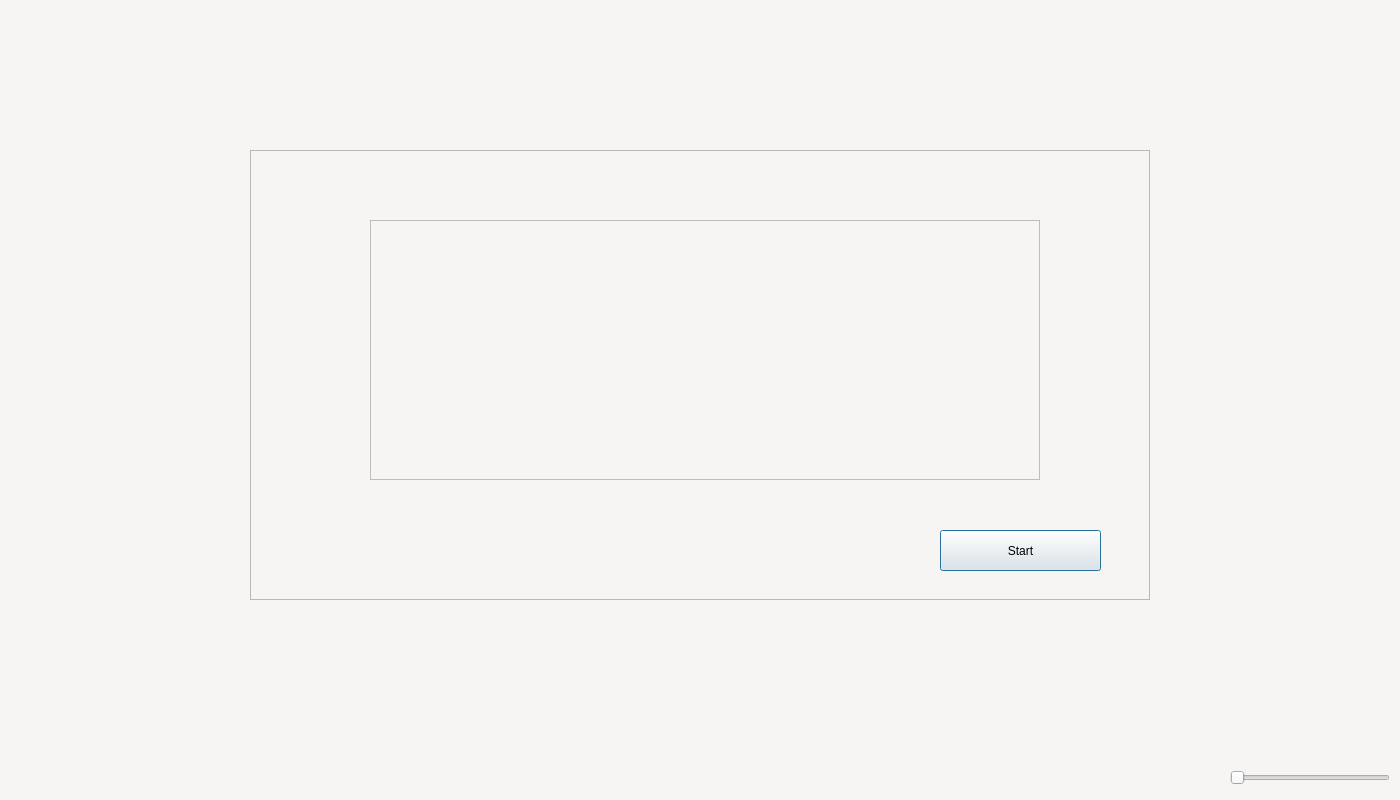
Left4DeadTaller1/Left4Dead, file client/menuQT/create.ui: the form before one commit.
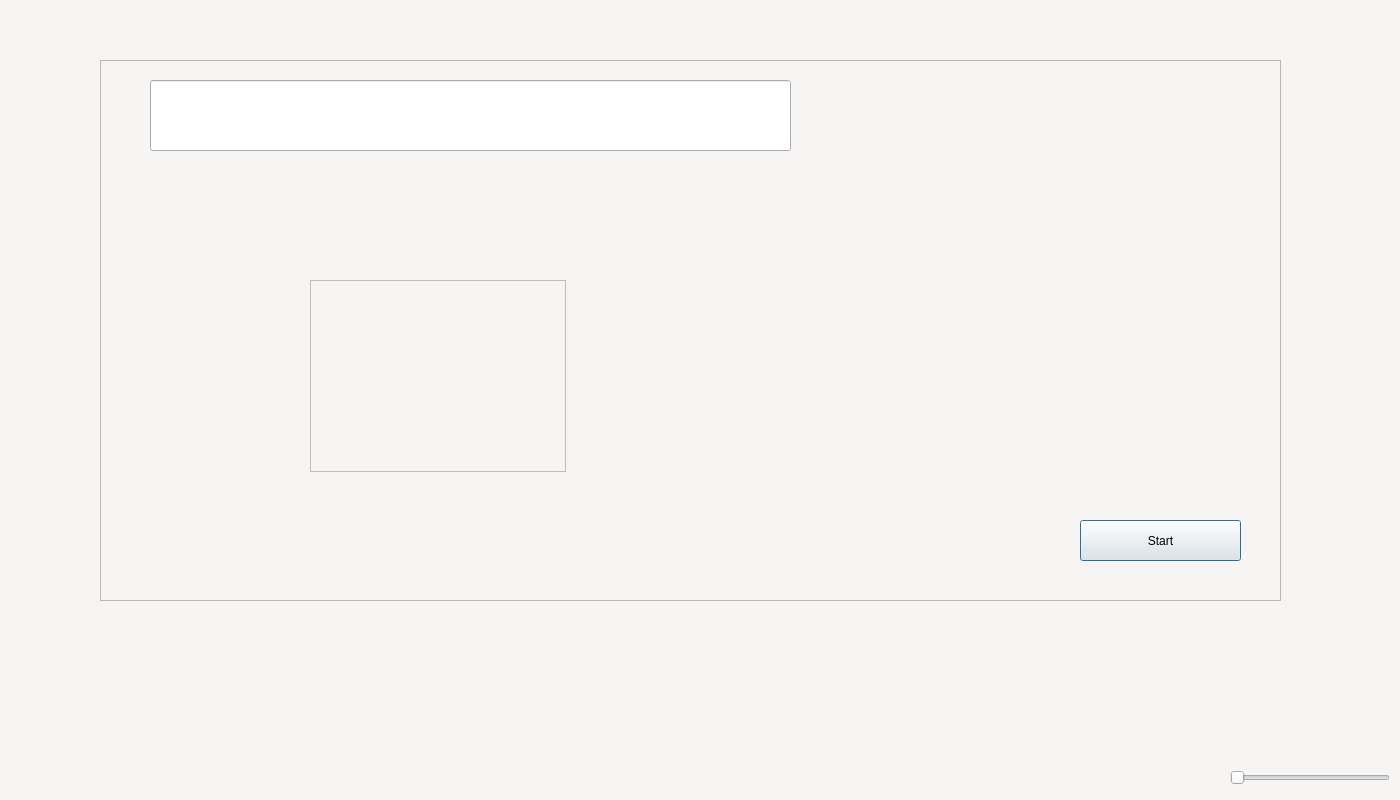
The form after the commit.

The edit to the form file:
```diff
--- a/client/menuQT/create.ui
+++ b/client/menuQT/create.ui
@@ -29,48 +29,6 @@
     <string/>
    </property>
   </widget>
-  <widget class="QFrame" name="frame2">
-   <property name="geometry">
-    <rect>
-     <x>250</x>
-     <y>150</y>
-     <width>900</width>
-     <height>450</height>
-    </rect>
-   </property>
-   <property name="frameShape">
-    <enum>QFrame::StyledPanel</enum>
-   </property>
-   <property name="frameShadow">
-    <enum>QFrame::Raised</enum>
-   </property>
-   <widget class="QTextEdit" name="textEdit">
-    <property name="geometry">
-     <rect>
-      <x>120</x>
-      <y>70</y>
-      <width>670</width>
-      <height>260</height>
-     </rect>
-    </property>
-    <property name="styleSheet">
-     <string notr="true">background-color: rgb(246, 245, 244);</string>
-    </property>
-   </widget>
-   <widget class="QPushButton" name="startButton">
-    <property name="geometry">
-     <rect>
-      <x>690</x>
-      <y>380</y>
-      <width>161</width>
-      <height>41</height>
-     </rect>
-    </property>
-    <property name="text">
-     <string>Start</string>
-    </property>
-   </widget>
-  </widget>
   <widget class="QSlider" name="slider2">
    <property name="geometry">
     <rect>
@@ -97,6 +55,95 @@
     <string/>
    </property>
   </widget>
+  <widget class="QFrame" name="frame2">
+   <property name="geometry">
+    <rect>
+     <x>100</x>
+     <y>60</y>
+     <width>1181</width>
+     <height>541</height>
+    </rect>
+   </property>
+   <property name="frameShape">
+    <enum>QFrame::StyledPanel</enum>
+   </property>
+   <property name="frameShadow">
+    <enum>QFrame::Raised</enum>
+   </property>
+   <widget class="QLineEdit" name="infoGame">
+    <property name="geometry">
+     <rect>
+      <x>50</x>
+      <y>20</y>
+      <width>641</width>
+      <height>71</height>
+     </rect>
+    </property>
+   </widget>
+   <widget class="QListView" name="listView">
+    <property name="geometry">
+     <rect>
+      <x>210</x>
+      <y>220</y>
+      <width>256</width>
+      <height>192</height>
+     </rect>
+    </property>
+    <property name="styleSheet">
+     <string notr="true">background-color: rgb(246, 245, 244);</string>
+    </property>
+   </widget>
+   <widget class="QLabel" name="map">
+    <property name="geometry">
+     <rect>
+      <x>720</x>
+      <y>20</y>
+      <width>131</width>
+      <height>71</height>
+     </rect>
+    </property>
+    <property name="text">
+     <string/>
+    </property>
+   </widget>
+   <widget class="QWidget" name="verticalLayoutWidget">
+    <property name="geometry">
+     <rect>
+      <x>50</x>
+      <y>110</y>
+      <width>891</width>
+      <height>391</height>
+     </rect>
+    </property>
+    <layout class="QVBoxLayout" name="layout"/>
+   </widget>
+   <widget class="QPushButton" name="startButton">
+    <property name="geometry">
+     <rect>
+      <x>980</x>
+      <y>460</y>
+      <width>161</width>
+      <height>41</height>
+     </rect>
+    </property>
+    <property name="styleSheet">
+     <string notr="true">font: 500 14pt &quot;Ubuntu&quot;;
+border-color: rgb(154, 153, 150);</string>
+    </property>
+    <property name="text">
+     <string>Start</string>
+    </property>
+   </widget>
+   <zorder>map</zorder>
+   <zorder>infoGame</zorder>
+   <zorder>verticalLayoutWidget</zorder>
+   <zorder>listView</zorder>
+   <zorder>startButton</zorder>
+  </widget>
+  <zorder>fondo2</zorder>
+  <zorder>frame2</zorder>
+  <zorder>slider2</zorder>
+  <zorder>iconoSonido2</zorder>
  </widget>
  <resources/>
  <connections/>
```
